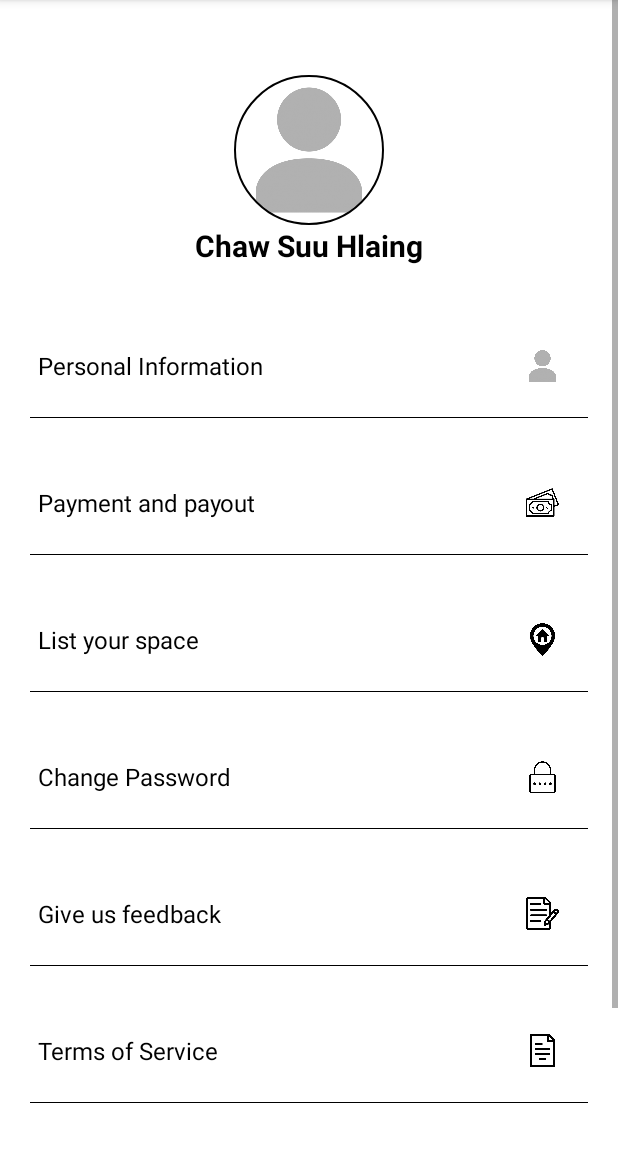
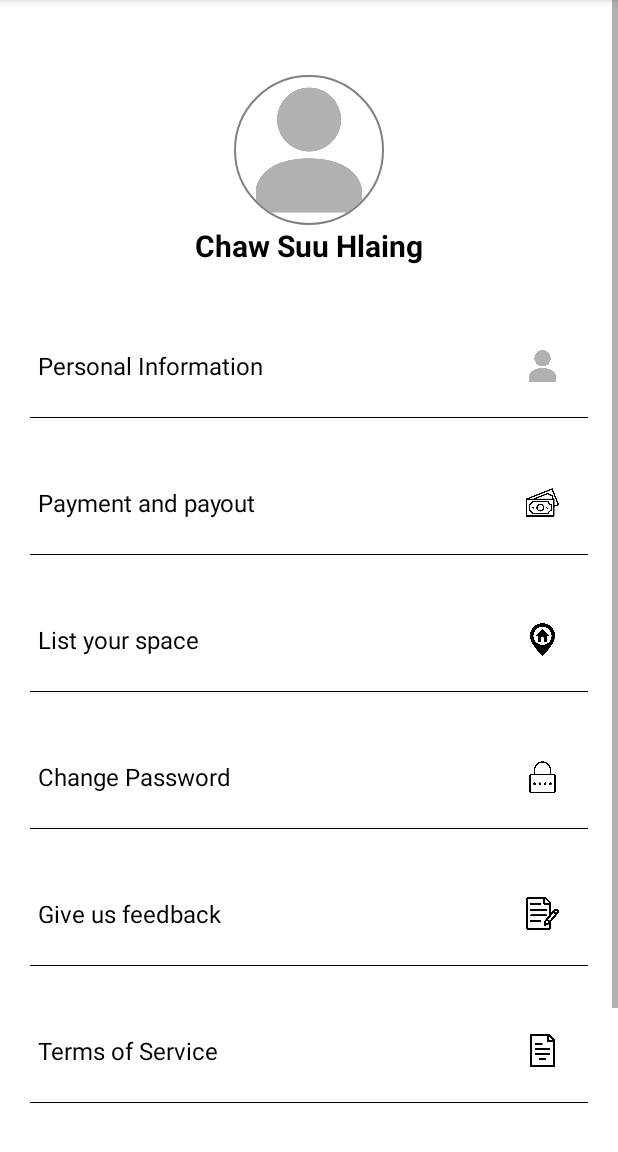
Before and after one commit to Ye-Htet-Zaw/RoomForRent, an Android app: the fragment LoginProfileFragment shown on its own in the app's theme, on a phone screen of 412 x 824 dp, the part 84-1236 px from its top. Run offline under Robolectric (Android 15) with nearby library versions, the phone set to English and light mode, and no system bars; our stand-ins replace CircleImageView, Picasso; pictures from the network do not load; Roboto replaces fonts that are not available here.

Commit message:
profileupdate

```diff
--- a/app/src/main/java/com/example/roomforrent/activity/LoginActivity.kt
+++ b/app/src/main/java/com/example/roomforrent/activity/LoginActivity.kt
@@ -99,7 +99,7 @@ class LoginActivity : BaseActivity() {
                 callGetUser.enqueue(object :Callback<UserLogin>{
                     override fun onFailure(call: Call<UserLogin>, t: Throwable) {
                         hideProgressDialog()
-                        Toast.makeText(this@LoginActivity,"Something Wrong",Toast.LENGTH_LONG).show()
+                        Toast.makeText(this@LoginActivity,t.message,Toast.LENGTH_LONG).show()
                         Log.e(t.message, "ERROR")
 
                     }
--- a/app/src/main/java/com/example/roomforrent/fragment/LoginProfileFragment.kt
+++ b/app/src/main/java/com/example/roomforrent/fragment/LoginProfileFragment.kt
@@ -55,7 +55,10 @@ class LoginProfileFragment : Fragment() {
         var userId= share.getString(USERID,"")
         val v = inflater.inflate(R.layout.fragment_login_profile, container, false)
         v.ll_owner_personal_info.setOnClickListener {
-            startActivity(Intent(context, PersonalInformationActivity::class.java))
+            val i = Intent(context, PersonalInformationActivity::class.java)
+            i.putExtra(USERID, userId)
+            startActivity(i)
+            //startActivity(Intent(context, PersonalInformationActivity::class.java))
         }
 
         v.ll_owner_change_password.setOnClickListener {
@@ -84,7 +87,7 @@ class LoginProfileFragment : Fragment() {
             editor.putBoolean("isLogin", false)
             editor.commit()
         }
-        getUserInfoById("USE0000001")
+        getUserInfoById(userId!!.toString())//changes for numberformat
         return v
         //FragmentManager.OnBackStackChangedListener {  }
     }
@@ -94,7 +97,7 @@ class LoginProfileFragment : Fragment() {
     private fun getUserInfoById(user_id: String) {
         //initiate the service
         val destinationService  = ServiceBuilder.buildService(UserProfileService::class.java)
-        val requestCall =destinationService.getUserInfo(user_id)
+        val requestCall =destinationService.getUserInfo(user_id.toString())
         //make network call asynchronously
         requestCall.enqueue(object : Callback<User> {
             override fun onResponse(call: Call<User>, response: Response<User>) {
@@ -107,7 +110,7 @@ class LoginProfileFragment : Fragment() {
 
                     tv_owner_name.text = user.user_name
                     Picasso.get()
-                        .load("http://192.168.1.3:9090/image/user/" + user.user_id + ".jpg").into(
+                        .load("http://192.168.99.129:9090/image/user/" + user.user_id + ".jpg").into(
                             iv_profile_user_image
                         )
 
--- a/app/src/main/java/com/example/roomforrent/services/ServiceBuilder.kt
+++ b/app/src/main/java/com/example/roomforrent/services/ServiceBuilder.kt
@@ -6,7 +6,7 @@ import retrofit2.converter.gson.GsonConverterFactory
 
 object ServiceBuilder {
     //private const val URL ="http://localhost:9090/"
-    private const val URL ="http://192.168.100.21:9097/"
+    private const val URL ="http://192.168.99.129:9090/"
     //CREATE HTTP CLIENT
     private val okHttp = OkHttpClient.Builder()
 
--- a/app/src/main/java/com/example/roomforrent/utils/Constants.kt
+++ b/app/src/main/java/com/example/roomforrent/utils/Constants.kt
@@ -47,7 +47,7 @@ object Constants {
     const val GetRoomListByAll = "GetRoomListByAll"
 
     //For transfer data
-    const val USERID="UserId"
+    const val USERID: String= "UserId"
 
     /**
      * township list use in search ui
--- a/app/src/main/res/layout/fragment_login_profile.xml
+++ b/app/src/main/res/layout/fragment_login_profile.xml
@@ -1,12 +1,18 @@
 <?xml version="1.0" encoding="utf-8"?>
-<ScrollView xmlns:android="http://schemas.android.com/apk/res/android"
+<LinearLayout xmlns:android="http://schemas.android.com/apk/res/android"
     xmlns:tools="http://schemas.android.com/tools"
     xmlns:app="http://schemas.android.com/apk/res-auto"
     android:layout_width="match_parent"
     android:layout_height="match_parent"
+    tools:context=".fragment.LoginProfileFragment">
+
+
+<ScrollView
+    android:layout_width="match_parent"
+    android:layout_height="match_parent"
     android:fillViewport="true"
     android:background="@color/white"
-    tools:context=".fragment.LoginProfileFragment">
+   >
 
         <LinearLayout
             android:layout_width="match_parent"
@@ -27,6 +33,7 @@
                     android:layout_marginTop="@dimen/owner_profile_image_marginTop"
                     android:contentDescription="@string/owner_image_contentDescription"
                     android:src="@drawable/ic_owner_profile_image"
+                    app:civ_border_color="@color/grey"
                     app:civ_border_width="@dimen/owner_profile_border_width"
                    />
 
@@ -303,3 +310,4 @@
 
         </LinearLayout>
 </ScrollView>
+</LinearLayout>
```
Also changed, not shown: app/src/main/java/com/example/roomforrent/activity/PersonalInformationActivity.kt (+5 -3 lines).
